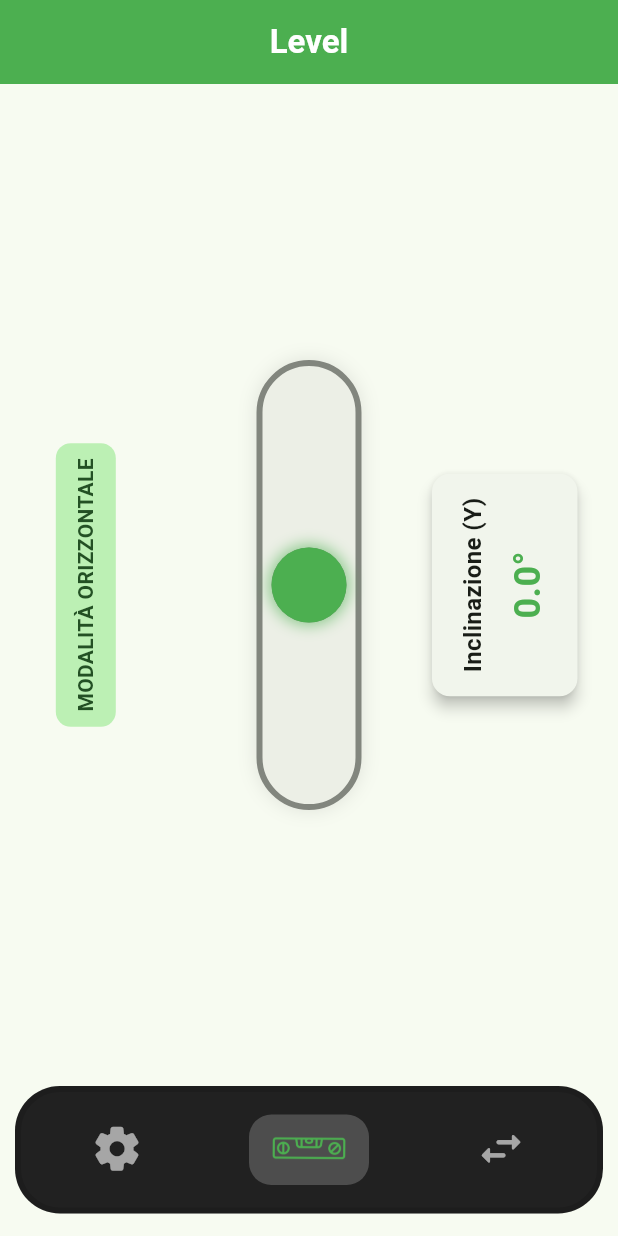
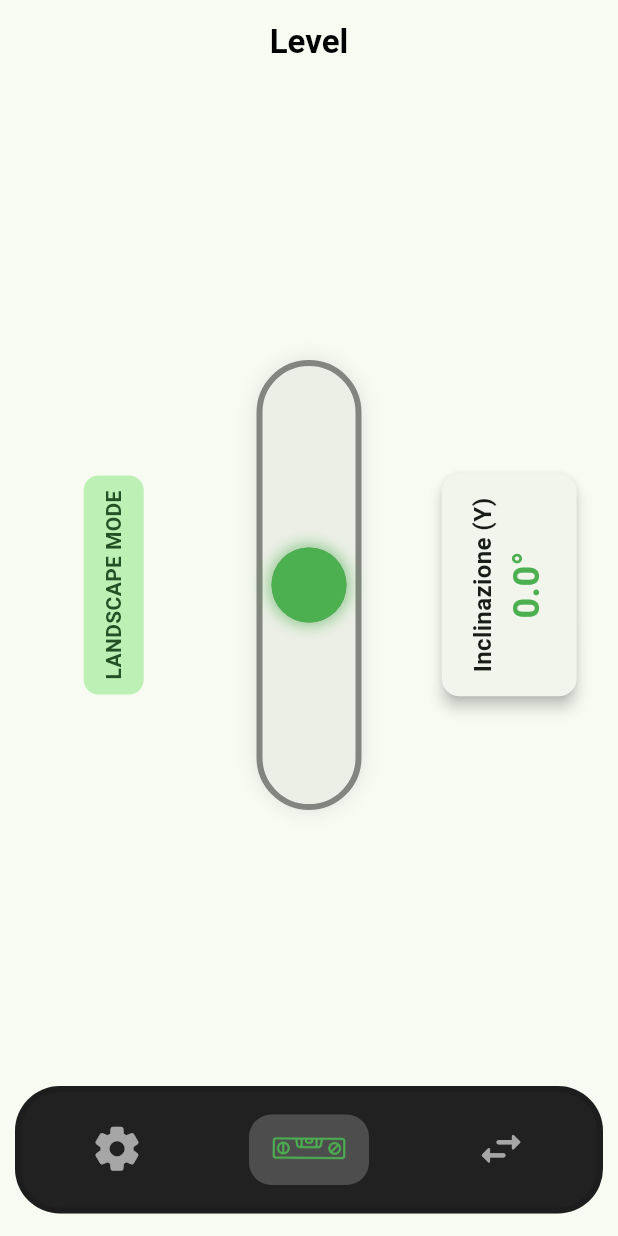
Before and after one commit to ptrmrb/progetto_livella, a Flutter app: the screen it shows after launch, item 2 of the bottom bar chosen, on a phone screen of 412 x 824 dp. Run offline on Flutter 3.47's test engine with Material 3 defaults, Android fonts, the light colour scheme and no system bars; our stand-ins replace font_awesome_flutter, sensors_plus, toggle_switch.

Commit message:
minor changes: - ho rivisto le animazioni della livella nel passaggio da una modalita all'altra - aggiunto alcuni termini per la traduzione ita-en - applicato una tema globale per la appBar - eliminato alcuni parametri non più in utilizzo

```diff
--- a/lib/UI/layout.dart
+++ b/lib/UI/layout.dart
@@ -1,8 +1,6 @@
 import 'package:flutter/material.dart';
-import '../model/support/app_localizations.dart';
 import 'pages/converter_page.dart';
 import 'pages/home_page.dart';
-import 'package:utility_toolset/app.dart';
 import 'pages/settings_page.dart';
 
 class MainLayout extends StatelessWidget {
@@ -22,7 +20,6 @@ class MainLayout extends StatelessWidget {
   @override
   Widget build(BuildContext context) {
     final brightness = Theme.of(context).brightness;
-    final colorScheme = Theme.of(context).colorScheme;
 
     return DefaultTabController(
       length: 3,
--- a/lib/UI/pages/converter_page.dart
+++ b/lib/UI/pages/converter_page.dart
@@ -11,14 +11,11 @@ class ConverterPage extends StatefulWidget {
 class _ConverterPageState extends State<ConverterPage> {
   @override
   Widget build(BuildContext context) {
-    // Aggiungiamo uno Scaffold e una AppBar a QUESTA pagina
     return Scaffold(
       appBar: AppBar(
         title: Text(
           AppLocalizations.of(context)!.translate('convertitore'),
-          style: const TextStyle(fontWeight: FontWeight.bold),
         ),
-        centerTitle: true,
       ),
       body: const Center(
         child: Text('Pagina Convertitore (View 2)'),
--- a/lib/UI/pages/home_page.dart
+++ b/lib/UI/pages/home_page.dart
@@ -35,17 +35,22 @@ class _HomePageState extends State<HomePage> {
 
   // Funzione per iniziare ad ascoltare i dati dell'accelerometro
   void _startListening() {
-    _streamSubscription =
-        accelerometerEvents.listen((AccelerometerEvent event) {
+    _streamSubscription = accelerometerEvents.listen(
+          (AccelerometerEvent event) {
         if (mounted) {
-            // Aggiorna lo stato con i nuovi valori
           setState(() {
             _x = event.x;
             _y = event.y;
             _z = event.z;
           });
         }
-        });
+      },
+      // Gestione errori nel caso il sensore non sia disponibile, visto in lezione 9
+      onError: (error) {
+        debugPrint("Errore Accelerometro: $error");
+      },
+      cancelOnError: true, // Chiude lo stream se c'è un errore critico
+    );
   }
 
   // Determina se il dispositivo è piatto (modalità livella torica)
@@ -60,7 +65,7 @@ class _HomePageState extends State<HomePage> {
   }
 
   // CALCOLI ALLINEAMENTO BOLLA
-  // Allineamento per la livella torica (cerchio)
+  // Allineamento per la livella torica
   Alignment _getBubbleAlignmentToric() {
     const double sensitivity = 5.0;
     double alignX = _x / sensitivity;
@@ -126,8 +131,10 @@ class _HomePageState extends State<HomePage> {
 
     // Parametri per Testi e Rotazione
     String titleText = flatMode
-        ? "MODALITÀ PIANO"
-        : (isPortrait ? "MODALITÀ VERTICALE" : "MODALITÀ ORIZZONTALE");
+        ? AppLocalizations.of(context)!.translate('MODALITA_PIANO')
+        : (isPortrait
+        ? AppLocalizations.of(context)!.translate('MODALITA_VERTICALE')
+        : AppLocalizations.of(context)!.translate('MODALITA_ORIZZONTALE') );
 
     int textTurns = 0;
     bool isLandscapeLeft = false; // Flag per capire se siamo in modalita landscape sinistra (x < 0)
@@ -140,9 +147,9 @@ class _HomePageState extends State<HomePage> {
 
     // Definiamo la transizione personalizzata (Fade + Scale)
     Widget transitionBuilder(Widget child, Animation<double> animation) {
-      return FadeTransition(
+      return FadeTransition(  //dissolvenza
         opacity: animation,
-        child: ScaleTransition(
+        child: ScaleTransition(   //comparsa
           scale: animation,
           child: child,
         ),
@@ -153,9 +160,7 @@ class _HomePageState extends State<HomePage> {
       appBar: AppBar(
         title: Text(
           AppLocalizations.of(context)!.translate('livella'),
-          style: const TextStyle(fontWeight: FontWeight.bold),
         ),
-        centerTitle: true,
       ),
       // Usiamo uno Stack per posizionare liberamente gli elementi
       body: Stack(
@@ -170,17 +175,18 @@ class _HomePageState extends State<HomePage> {
           AnimatedAlign(
             // Posizione: in alto per Portrait/Flat.
             // Per Landscape: se siamo a sinistra (x > 0), titolo a destra (-0.8). Se a destra (x < 0), titolo a sinistra (-0.8).
-            alignment: (flatMode || isPortrait)
+            alignment: (flatMode )
                 ? const Alignment(0.0, -0.8)
-                : (isLandscapeLeft ? const Alignment(0.8, 0.0) : const Alignment(-0.8, 0.0)),
-            duration: const Duration(milliseconds: 500),
-            curve: Curves.easeInOutBack,
-            child: AnimatedSwitcher(
+                : ( isPortrait ? const Alignment(0.0, -0.5)
+                : (isLandscapeLeft ? const Alignment(0.7, 0.0) : const Alignment(-0.7, 0.0))),
+            duration: const Duration(milliseconds: 300),
+            curve: Curves.easeInExpo,
+            child: AnimatedSwitcher(  // serve per scambiare le caselle di testo aggiungendo un animazione
               duration: const Duration(milliseconds: 300),
               transitionBuilder: transitionBuilder,
               // Switch tra titolo normale e ruotato
               child: (flatMode || isPortrait)
-                  ? _buildModeTitle(titleText, key: ValueKey(titleText + "port"))
+                  ? _buildModeTitle(titleText, key: ValueKey(titleText + "port")) // aggiungiamo una ValueKey per comunica all'animated switcher che il contenuto del widget è cambiato
                   : RotatedBox(
                 quarterTurns: textTurns,
                 child: _buildModeTitle(titleText, key: ValueKey(titleText + "land")),
@@ -188,26 +194,28 @@ class _HomePageState extends State<HomePage> {
             ),
           ),
 
-          // 3. INFO CARD LINEARE (Animata in posizione e rotazione)
+          // 3. INFO CARD LINEARE
           AnimatedAlign(
             // Posizione: in basso per Portrait.
             // Per Landscape: invertito rispetto al titolo.
             alignment: (flatMode || isPortrait)
-                ? const Alignment(0.0, 0.85)
+                ? const Alignment(0.0, 0.8)
                 : (isLandscapeLeft ? const Alignment(-0.85, 0.0) : const Alignment(0.85, 0.0)),
-            duration: const Duration(milliseconds: 500),
-            curve: Curves.easeInOutBack,
+            duration: const Duration(milliseconds: 300),
+            curve: Curves.easeInExpo,
+
             child: AnimatedOpacity(
               // Visibile solo in modalità lineare
               opacity: flatMode ? 0.0 : 1.0,
               duration: const Duration(milliseconds: 300),
+
               child: AnimatedSwitcher(
                 duration: const Duration(milliseconds: 300),
                 transitionBuilder: transitionBuilder,
                 // Switch tra info card normale e ruotata
                 child: isPortrait
                     ? _buildInfoCard(
-                    "Inclinazione (${isPortrait ? 'X' : 'Y'})",
+                    "${AppLocalizations.of(context)!.translate('Inclinazione')} (${isPortrait ? 'X' : 'Y'})",
                     angle,
                     key: const ValueKey("info_port"))
                     : RotatedBox(
@@ -221,12 +229,12 @@ class _HomePageState extends State<HomePage> {
             ),
           ),
 
-          // 4. INFO CARDS (Roll & Pitch)
+          // 4. INFO CARDS TORICHE
           AnimatedAlign(
             // Posizione: sempre in basso
             alignment: const Alignment(0.0, 0.85),
-            duration: const Duration(milliseconds: 500),
-            curve: Curves.easeInOutBack,
+            duration: const Duration(milliseconds: 300),
+            curve: Curves.easeInExpo,
             child: AnimatedOpacity(
               // Visibile solo in modalità piatta
               opacity: flatMode ? 1.0 : 0.0,
@@ -357,7 +365,7 @@ class _HomePageState extends State<HomePage> {
             Text(title,
                 style:
                 const TextStyle(fontSize: 16, fontWeight: FontWeight.bold)),
-            const SizedBox(height: 8),
+            const SizedBox(height: 1),
             Text(
               "${value.toStringAsFixed(1)}°",
               style: TextStyle(
--- a/lib/UI/pages/settings_page.dart
+++ b/lib/UI/pages/settings_page.dart
@@ -7,7 +7,7 @@ class SettingsPage extends StatefulWidget {
   final ThemeMode currentThemeMode;
   final Function(ThemeMode?) onThemeChanged;
 
-  // --- MODIFICA 1: Parametri Lingua ---
+  // Parametri Lingua
   final Locale currentLocale;
   final Function(Locale) onLocaleChanged;
 
@@ -30,11 +30,11 @@ class _SettingsPageState extends State<SettingsPage> {
     switch (widget.currentThemeMode) {
       case ThemeMode.light: return 0;
       case ThemeMode.dark: return 1;
-      case ThemeMode.system: default: return 2;
+      case ThemeMode.system: return 2;
     }
   }
 
-  // --- MODIFICA 2: Helper per Lingua ---
+  // Helper per Lingua
   // 0 = Inglese, 1 = Italiano
   int _getLocaleIndex() {
     if (widget.currentLocale.languageCode == 'it') {
@@ -45,22 +45,16 @@ class _SettingsPageState extends State<SettingsPage> {
 
   @override
   Widget build(BuildContext context) {
-    // Stile comune per i titoli
     final titleStyle = Theme.of(context).textTheme.titleLarge?.copyWith(
       fontWeight: FontWeight.bold,
     );
 
     return Scaffold(
       appBar: AppBar(
-        // --- MODIFICA: Aggiunto stile bold ---
         title: Text(
           AppLocalizations.of(context)!.translate('impostazioni'),
-          style: const TextStyle(fontWeight: FontWeight.bold),
         ),
-        centerTitle: true,
       ),
-
-
 
       body: Padding(
         padding: const EdgeInsets.all(20.0),
@@ -69,7 +63,7 @@ class _SettingsPageState extends State<SettingsPage> {
           crossAxisAlignment: CrossAxisAlignment.start,
           children: [
 
-            // --- SEZIONE TEMA ---
+            // SEZIONE TEMA
             Row(
               crossAxisAlignment: CrossAxisAlignment.center,
               mainAxisAlignment: MainAxisAlignment.spaceBetween,
@@ -115,7 +109,7 @@ class _SettingsPageState extends State<SettingsPage> {
               children: [
                 Text(AppLocalizations.of(context)!.translate('Lingua'), style: titleStyle),
                 ToggleSwitch(
-                  minWidth: 90.0, // Un po' più largo per le icone
+                  minWidth: 90.0,
                   minHeight: 50.0,
                   initialLabelIndex: _getLocaleIndex(),
                   cornerRadius: 20.0,
--- a/lib/app.dart
+++ b/lib/app.dart
@@ -33,29 +33,42 @@ class _AppState extends State<App> {
     return MaterialApp(
       title: 'Utility Toolset',
 
-      // --- TEMA CHIARO ---
+      // TEMA CHIARO
       theme: ThemeData(
         colorScheme: ColorScheme.fromSeed(
           seedColor: Colors.green,
           brightness: Brightness.light,
         ),
+        // APPBAR (Light)
         appBarTheme: const AppBarTheme(
-          backgroundColor: Colors.green,
-          foregroundColor: Colors.white,
+          backgroundColor: Colors.transparent, // Sfondo trasparente
+          centerTitle: true,
+          titleTextStyle: TextStyle(
+            color: Colors.black,
+            fontSize: 22,
+            fontWeight: FontWeight.w600,
+          ),
+          iconTheme: IconThemeData(color: Colors.black),
         ),
         useMaterial3: true,
       ),
 
-      // --- TEMA SCURO ---
+      // TEMA SCURO
       darkTheme: ThemeData(
         colorScheme: ColorScheme.fromSeed(
           seedColor: Colors.green,
           brightness: Brightness.dark,
         ),
         scaffoldBackgroundColor: Colors.grey[900],
+        // APPBAR (Dark)
         appBarTheme: AppBarTheme(
-          backgroundColor: Colors.grey.shade900,
-          foregroundColor: Colors.white,
+          backgroundColor: Colors.transparent,
+          centerTitle: true,
+          titleTextStyle: const TextStyle(
+            color: Colors.white,
+            fontSize: 22,
+            fontWeight: FontWeight.bold,
+          ),
         ),
         useMaterial3: true,
       ),
--- a/lib/main.dart
+++ b/lib/main.dart
@@ -1,5 +1,5 @@
 import 'package:flutter/material.dart';
-import 'app.dart'; // Import del file App.dart
+import 'app.dart';
 
 void main() {
   // Assicuro che i binding siano inizializzati
--- a/localizable/en.json
+++ b/localizable/en.json
@@ -10,5 +10,9 @@
   "tema_scuro": "Dark",
   "tema_sistema": "Automatic (System)",
   "Tema": "Theme",
-  "Lingua": "Language"
+  "Lingua": "Language",
+  "MODALITA_PIANO": "FLAT MODE",
+  "MODALITA_VERTICALE": "PORTRAIT MODE",
+  "MODALITA_ORIZZONTALE": "LANDSCAPE MODE",
+  "Inclinazione": "Tilt"
 }
--- a/localizable/it.json
+++ b/localizable/it.json
@@ -10,5 +10,9 @@
   "tema_scuro": "Scuro",
   "tema_sistema": "Automatico (Sistema)",
   "Tema": "Tema",
-  "Lingua": "Lingua"
+  "Lingua": "Lingua",
+  "MODALITA_PIANO": "MODALITA PIANO",
+  "MODALITA_VERTICALE": "MODALITA VERTICALE",
+  "MODALITA_ORIZZONTALE": "MODALITA ORIZZONTALE",
+  "Inclinazione": "Inclinazione"
 }
```
Lines whose indentation alone changed are shown as unchanged.
